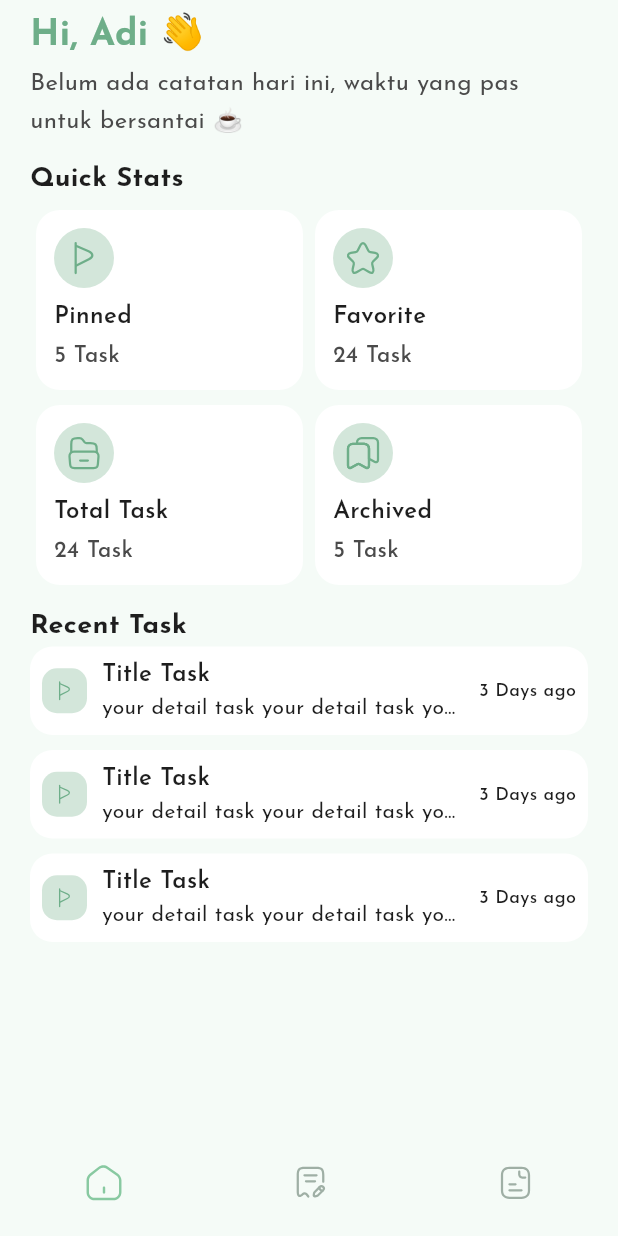
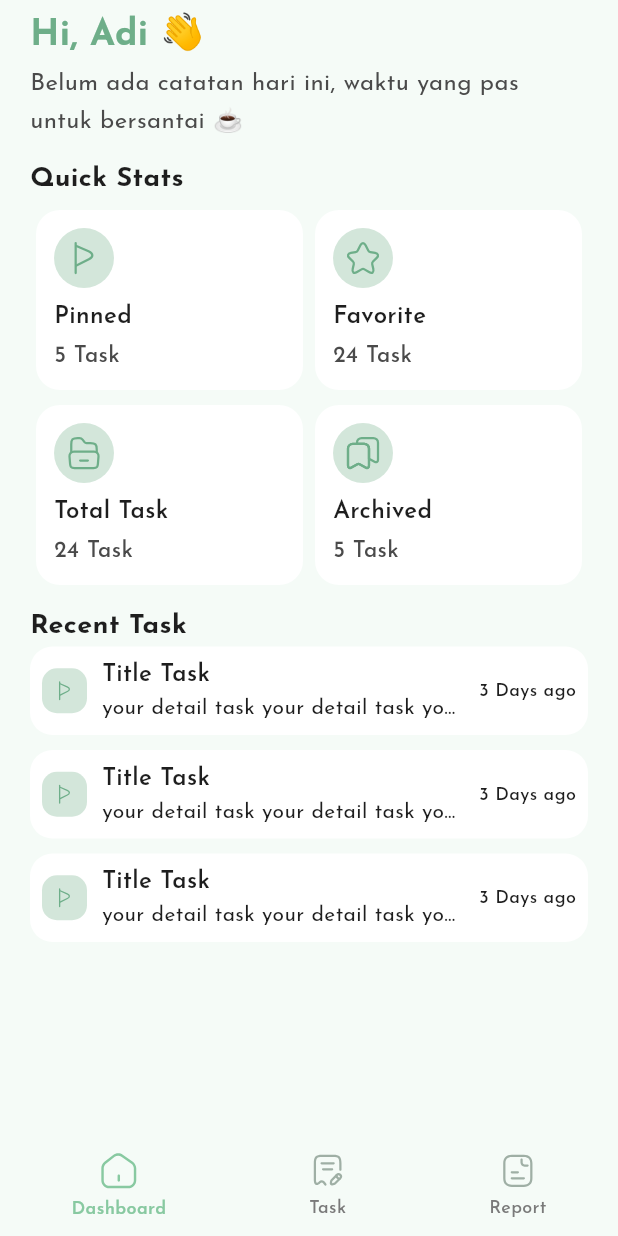
Before and after one commit to adimaulanaa/mitask, a Flutter app: the screen it shows after launch, on a phone screen of 412 x 824 dp. Run offline on Flutter 3.47's test engine with Material 3 defaults, Android fonts, the phone set to English and light mode, and no system bars; our stand-ins replace dartz, equatable, flutter_bloc, flutter_svg, get_it, shared_preferences and 1 more; accounts and stored records are empty.

Commit message:
fix navbar

```diff
--- a/lib/navigator_page.dart
+++ b/lib/navigator_page.dart
@@ -2,6 +2,7 @@ import 'package:flutter/material.dart';
 import 'package:flutter_svg/svg.dart';
 import 'package:mitask/core/media/media_colors.dart';
 import 'package:mitask/core/media/media_res.dart';
+import 'package:mitask/core/media/media_text.dart';
 import 'package:mitask/core/utils/custom_inkwell.dart';
 import 'package:mitask/features/dashboard/presentation/pages/dashboard_page.dart';
 import 'package:mitask/features/report/report_page.dart';
@@ -119,17 +120,16 @@ class _NavigatorPageState extends State<NavigatorPage> {
               BlendMode.srcIn,
             ),
           ),
-          // const SizedBox(height: 4),
-          // Text(
-          //   label,
-          //   textAlign: TextAlign.center,
-          //   style: transTextstyle.copyWith(
-          //     fontSize: 12,
-          //     fontWeight: medium,
-          //     color: isSelected ? AppColors.primary : AppColors.textTitle,
-          //   ),
-          // ),
-          SizedBox(height: 5),
+          const SizedBox(height: 4),
+          Text(
+            label,
+            textAlign: TextAlign.center,
+            style: AppTextStyle.small.copyWith(
+              fontWeight: isSelected ? semiBold : medium,
+              color: isSelected ? AppColors.primary : AppColors.textTertiary,
+            ),
+          ),
+          // SizedBox(height: 5),
         ],
       ),
     );
```
